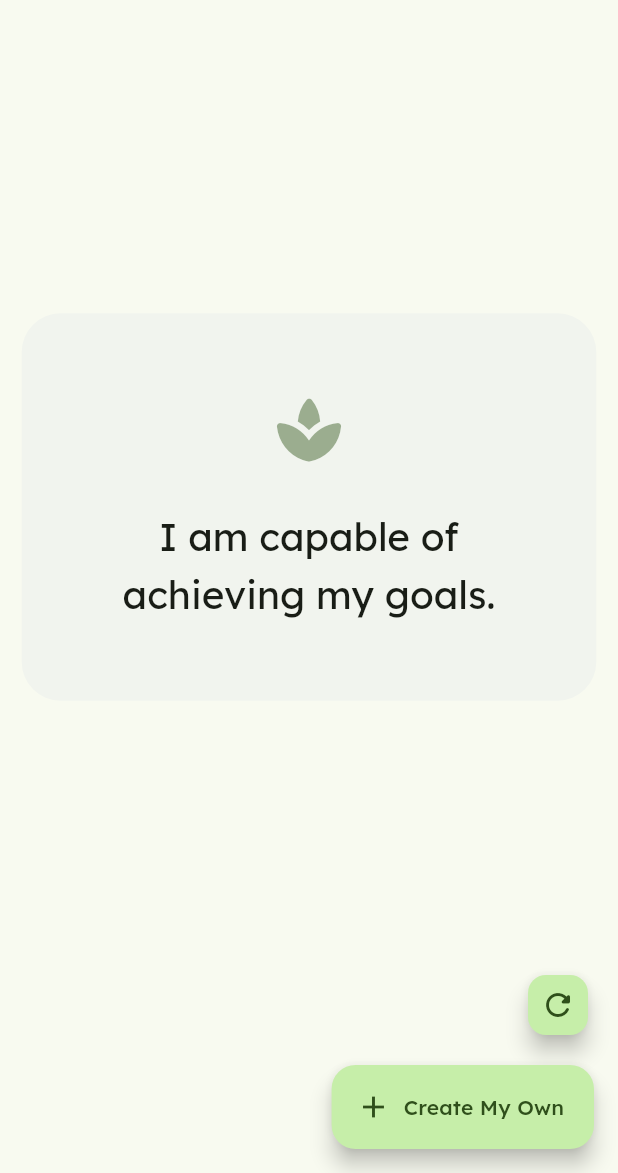
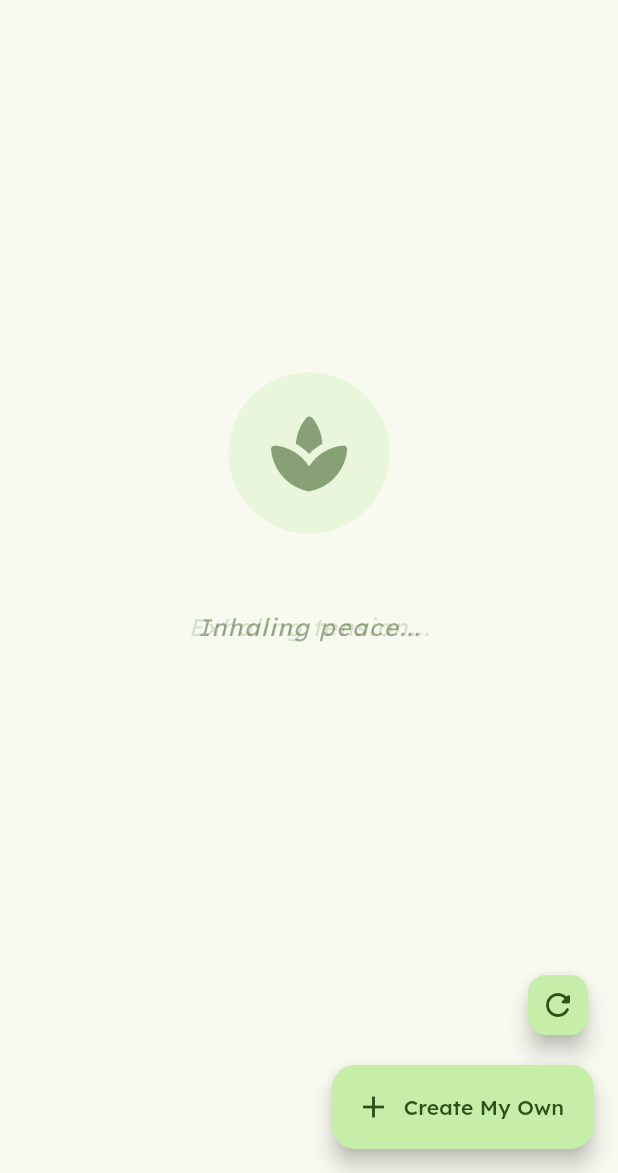
Before and after one commit to sapeol/affirmations_app, a Flutter app: the HomeScreen screen opened directly, after a tap on the "settings" icon, after a tap on the "spa" icon, after a tap on the "refresh" icon, on a phone screen of 412 x 824 dp, the part 63-1236 px from its top. Run offline on Flutter 3.47's test engine with Material 3 defaults, Android fonts, the phone set to English and light mode, and no system bars; our stand-ins replace google_fonts, shared_preferences; missing offline and left inert: home_widget; accounts and stored records are empty.

Commit message:
feat: implement emotional 'Breathing Loader' with slow, meditative animations

```diff
--- a/lib/screens/home_screen.dart
+++ b/lib/screens/home_screen.dart
@@ -17,6 +17,7 @@ class _HomeScreenState extends State<HomeScreen> with SingleTickerProviderStateM
   Affirmation? _currentAffirmation;
   final TextEditingController _customController = TextEditingController();
   bool _isLoading = true;
+  int _loadingStep = 0;
 
   @override
   void initState() {
@@ -25,10 +26,18 @@ class _HomeScreenState extends State<HomeScreen> with SingleTickerProviderStateM
   }
 
   Future<void> _loadInitialAffirmation() async {
-    setState(() => _isLoading = true);
+    setState(() {
+      _isLoading = true;
+      _loadingStep = 0;
+    });
+
     final aff = await AffirmationsService.getDailyAffirmation();
-    // Artificial delay for a smoother "Calm" transition
-    await Future.delayed(const Duration(milliseconds: 800));
+
+    // Meditative multi-step loading for emotional resonance
+    await Future.delayed(const Duration(milliseconds: 1200));
+    if (mounted) setState(() => _loadingStep = 1);
+    await Future.delayed(const Duration(milliseconds: 1200));
+
     if (mounted) {
       setState(() {
         _currentAffirmation = aff;
@@ -48,9 +57,16 @@ class _HomeScreenState extends State<HomeScreen> with SingleTickerProviderStateM
   }
 
   void _refreshAffirmation() async {
-    setState(() => _isLoading = true);
+    setState(() {
+      _isLoading = true;
+      _loadingStep = 0;
+    });
+
     final aff = await AffirmationsService.getRandomAffirmation();
-    await Future.delayed(const Duration(milliseconds: 600));
+    await Future.delayed(const Duration(milliseconds: 1000));
+    if (mounted) setState(() => _loadingStep = 1);
+    await Future.delayed(const Duration(milliseconds: 1000));
+
     if (mounted) {
       setState(() {
         _currentAffirmation = aff;
@@ -101,7 +117,7 @@ class _HomeScreenState extends State<HomeScreen> with SingleTickerProviderStateM
         centerTitle: true,
         leading: IconButton(
           icon: Icon(
-            Icons.spa_rounded, // Using the 'spa' icon as our brand logo
+            Icons.spa_rounded,
             color: Theme.of(context).colorScheme.primary,
           ),
           onPressed: () => Navigator.push(
@@ -126,32 +142,17 @@ class _HomeScreenState extends State<HomeScreen> with SingleTickerProviderStateM
             mainAxisAlignment: MainAxisAlignment.center,
             children: [
               AnimatedSwitcher(
-                duration: const Duration(milliseconds: 800),
-                switchInCurve: Curves.easeOutBack,
-                switchOutCurve: Curves.easeIn,
+                duration: const Duration(milliseconds: 1200),
+                switchInCurve: Curves.easeInOutCubic,
+                switchOutCurve: Curves.easeInOutCubic,
                 transitionBuilder: (Widget child, Animation<double> animation) {
                   return FadeTransition(
                     opacity: animation,
-                    child: ScaleTransition(scale: animation, child: child),
+                    child: child,
                   );
                 },
                 child: _isLoading
-                    ? Column(
-                        key: const ValueKey('loader'),
-                        children: [
-                          CircularProgressIndicator(
-                            strokeWidth: 3,
-                            color: Theme.of(context).colorScheme.primary.withValues(alpha: 0.5),
-                          ),
-                          const SizedBox(height: 16),
-                          Text(
-                            "Finding peace...",
-                            style: Theme.of(context).textTheme.bodySmall?.copyWith(
-                              color: Theme.of(context).colorScheme.outline,
-                            ),
-                          )
-                        ],
-                      )
+                    ? _BreathingLoader(step: _loadingStep)
                     : Card(
                         key: ValueKey(aff?.text ?? 'none'),
                         child: Padding(
@@ -169,7 +170,8 @@ class _HomeScreenState extends State<HomeScreen> with SingleTickerProviderStateM
                                 style: Theme.of(context).textTheme.headlineSmall?.copyWith(
                                       color: Theme.of(context).colorScheme.onSurface,
                                       fontWeight: FontWeight.w400,
-                                      height: 1.5,
+                                      height: 1.6,
+                                      letterSpacing: 0.5,
                                     ),
                                 textAlign: TextAlign.center,
                               ),
@@ -205,3 +207,75 @@ class _HomeScreenState extends State<HomeScreen> with SingleTickerProviderStateM
     );
   }
 }
+
+class _BreathingLoader extends StatefulWidget {
+  final int step;
+  const _BreathingLoader({required this.step});
+
+  @override
+  State<_BreathingLoader> createState() => _BreathingLoaderState();
+}
+
+class _BreathingLoaderState extends State<_BreathingLoader> with SingleTickerProviderStateMixin {
+  late AnimationController _controller;
+  late Animation<double> _animation;
+
+  @override
+  void initState() {
+    super.initState();
+    _controller = AnimationController(
+      vsync: this,
+      duration: const Duration(milliseconds: 2500),
+    )..repeat(reverse: true);
+    _animation = Tween<double>(begin: 0.8, end: 1.2).animate(
+      CurvedAnimation(parent: _controller, curve: Curves.easeInOutSine),
+    );
+  }
+
+  @override
+  void dispose() {
+    _controller.dispose();
+    super.dispose();
+  }
+
+  @override
+  Widget build(BuildContext context) {
+    final messages = ["Inhaling peace...", "Exhaling tension...", "Preparing your light..."];
+    final message = messages[widget.step % messages.length];
+
+    return Column(
+      key: const ValueKey('breathing_loader'),
+      mainAxisSize: MainAxisSize.min,
+      children: [
+        ScaleTransition(
+          scale: _animation,
+          child: Container(
+            padding: const EdgeInsets.all(24),
+            decoration: BoxDecoration(
+              shape: BoxShape.circle,
+              color: Theme.of(context).colorScheme.primaryContainer.withValues(alpha: 0.3),
+            ),
+            child: Icon(
+              Icons.spa_rounded,
+              size: 64,
+              color: Theme.of(context).colorScheme.primary.withValues(alpha: 0.6),
+            ),
+          ),
+        ),
+        const SizedBox(height: 48),
+        AnimatedSwitcher(
+          duration: const Duration(milliseconds: 800),
+          child: Text(
+            message,
+            key: ValueKey(message),
+            style: Theme.of(context).textTheme.bodyLarge?.copyWith(
+                  color: Theme.of(context).colorScheme.primary.withValues(alpha: 0.7),
+                  fontStyle: FontStyle.italic,
+                  letterSpacing: 1.2,
+                ),
+          ),
+        ),
+      ],
+    );
+  }
+}
```
